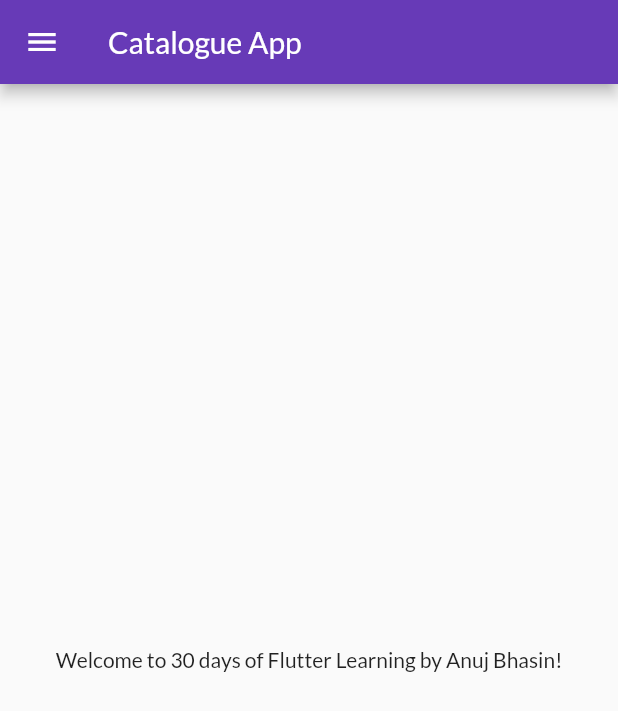
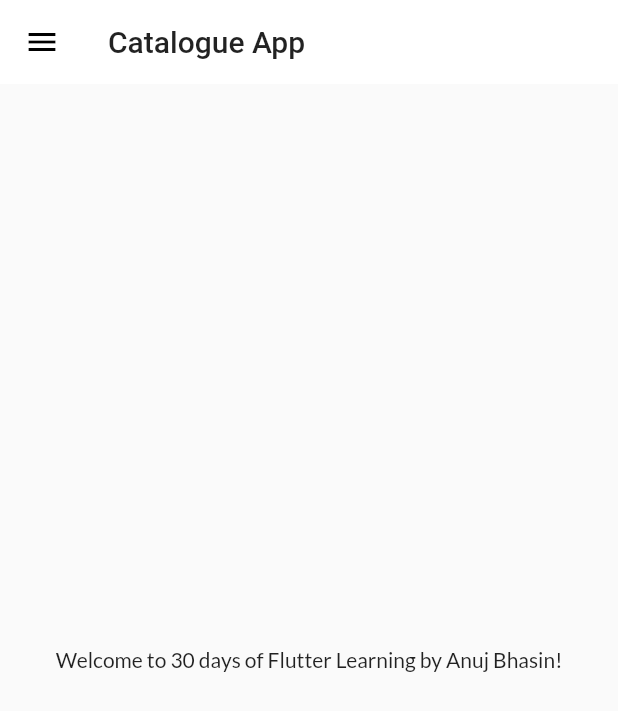
Before and after one commit to TheBugDr0id/30DaysOfFlutter, a Flutter app: the screen it shows after launch, on a phone screen of 412 x 824 dp. Shown: the top 711 px of the screen. Run offline on Flutter 3.47's test engine with Material 2 defaults, Android fonts, the phone set to English and light mode, and no system bars; our stand-ins replace google_fonts.

Commit message:
Day 10 - Themes Extracted

```diff
--- a/lib/main.dart
+++ b/lib/main.dart
@@ -4,6 +4,7 @@ import 'package:flutter/material.dart';
 import 'package:flutter_catalogue/pages/home_page.dart';
 import 'package:flutter_catalogue/pages/login_page.dart';
 import 'package:flutter_catalogue/utils/routes.dart';
+import 'package:flutter_catalogue/widgets/themes.dart';
 import 'package:google_fonts/google_fonts.dart';
 
 void main() {
@@ -18,15 +19,9 @@ class MyApp extends StatelessWidget {
     return MaterialApp(
       // home: HomePage(),
       themeMode: ThemeMode.light,
-      theme: ThemeData(
-        primarySwatch: Colors.deepPurple,
-        fontFamily: GoogleFonts.lato().fontFamily,
-        //primaryTextTheme: GoogleFonts.latoTextTheme()
-      ),
+      theme: MyTheme.lightTheme(context),
+      darkTheme: MyTheme.darkTheme(context),
       debugShowCheckedModeBanner: false,
-      darkTheme: ThemeData(
-        brightness: Brightness.dark,
-      ),
       initialRoute: MyRoutes.homeRoute,
       routes: {
         "/": (context) => LoginPage(),
--- a/lib/pages/home_page.dart
+++ b/lib/pages/home_page.dart
@@ -1,3 +1,5 @@
+// ignore_for_file: prefer_const_constructors, avoid_unnecessary_containers
+
 import 'package:flutter/material.dart';
 import 'package:flutter_catalogue/widgets/drawer.dart';
 
--- /dev/null
+++ b/lib/widgets/themes.dart
@@ -0,0 +1,23 @@
+// ignore_for_file: prefer_const_constructors
+
+import 'package:flutter/material.dart';
+import 'package:google_fonts/google_fonts.dart';
+
+class MyTheme {
+  static ThemeData lightTheme(BuildContext context) => ThemeData(
+      primarySwatch: Colors.deepPurple,
+      fontFamily: GoogleFonts.lato().fontFamily,
+      appBarTheme: AppBarTheme(
+        color: Colors.white,
+        elevation: 0.0,
+        iconTheme: IconThemeData(color: Colors.black),
+        toolbarTextStyle: Theme.of(context).textTheme.bodyText2,
+        titleTextStyle: Theme.of(context).textTheme.headline6,
+      )
+      //primaryTextTheme: GoogleFonts.latoTextTheme
+      );
+
+  static ThemeData darkTheme(BuildContext context) => ThemeData(
+      brightness: Brightness.dark,
+      );
+}
```
Also changed, not shown: 1 other file.
